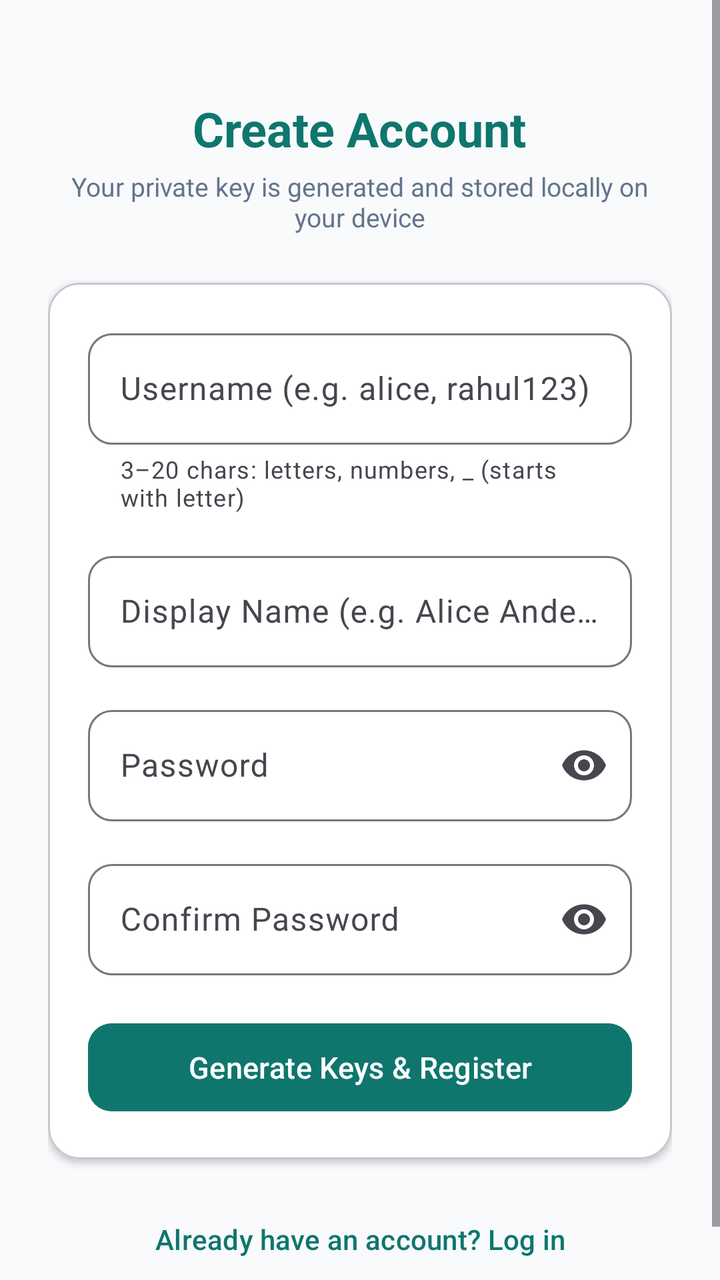
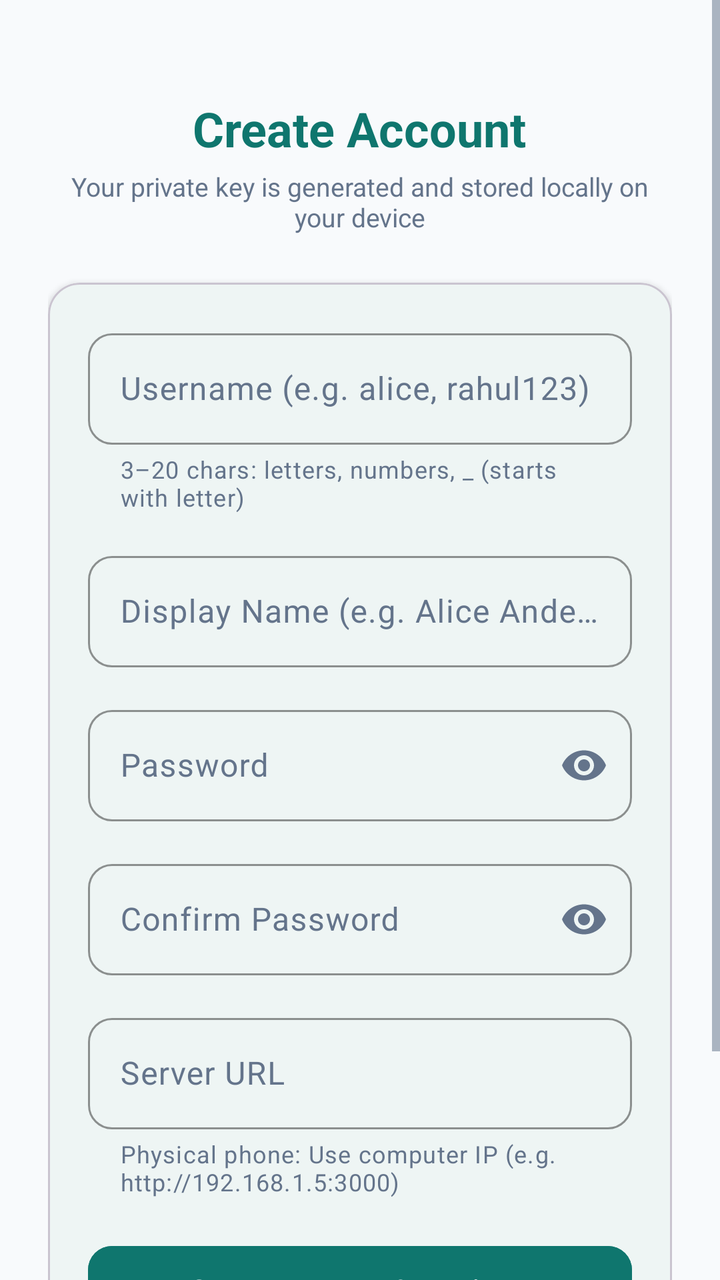

The first picture is an Android layout as it rendered before a commit; the second is the same layout after the commit. The layout source and the unified diff follow.
<!-- AndroidManifest.xml: application theme Theme.SimpleE2EEChat -->
<!-- res/layout/activity_register.xml -->
<?xml version="1.0" encoding="utf-8"?>
<ScrollView xmlns:android="http://schemas.android.com/apk/res/android"
    xmlns:app="http://schemas.android.com/apk/res-auto"
    android:layout_width="match_parent"
    android:layout_height="match_parent"
    android:fillViewport="true"
    android:background="@color/background_light">

    <LinearLayout
        android:layout_width="match_parent"
        android:layout_height="wrap_content"
        android:orientation="vertical"
        android:padding="24dp"
        android:gravity="center_horizontal">

        <TextView
            android:layout_width="wrap_content"
            android:layout_height="wrap_content"
            android:layout_marginTop="24dp"
            android:text="@string/register_title"
            android:textColor="@color/primary"
            android:textSize="24sp"
            android:textStyle="bold" />

        <TextView
            android:layout_width="wrap_content"
            android:layout_height="wrap_content"
            android:layout_marginTop="4dp"
            android:gravity="center"
            android:text="@string/register_subtitle"
            android:textColor="@color/text_secondary"
            android:textSize="13sp" />

        <com.google.android.material.card.MaterialCardView
            android:layout_width="match_parent"
            android:layout_height="wrap_content"
            android:layout_marginTop="24dp"
            app:cardCornerRadius="16dp"
            app:cardElevation="2dp"
            app:cardBackgroundColor="@color/surface_light">

            <LinearLayout
                android:layout_width="match_parent"
                android:layout_height="wrap_content"
                android:orientation="vertical"
                android:padding="20dp">

                
                <com.google.android.material.textfield.TextInputLayout
                    android:id="@+id/tilUsername"
                    android:layout_width="match_parent"
                    android:layout_height="wrap_content"
                    android:hint="@string/username_hint"
                    app:helperText="3–20 chars: letters, numbers, _ (starts with letter)"
                    app:boxBackgroundMode="outline"
                    app:boxCornerRadiusTopStart="12dp"
                    app:boxCornerRadiusTopEnd="12dp"
                    app:boxCornerRadiusBottomStart="12dp"
                    app:boxCornerRadiusBottomEnd="12dp">

                    <com.google.android.material.textfield.TextInputEditText
                        android:id="@+id/etUsername"
                        android:layout_width="match_parent"
                        android:layout_height="wrap_content"
                        android:inputType="textNoSuggestions"
                        android:maxLines="1" />
                </com.google.android.material.textfield.TextInputLayout>

                
                <com.google.android.material.textfield.TextInputLayout
                    android:id="@+id/tilDisplayName"
                    android:layout_width="match_parent"
                    android:layout_height="wrap_content"
                    android:layout_marginTop="16dp"
                    android:hint="@string/display_name_hint"
                    app:boxBackgroundMode="outline"
                    app:boxCornerRadiusTopStart="12dp"
                    app:boxCornerRadiusTopEnd="12dp"
                    app:boxCornerRadiusBottomStart="12dp"
                    app:boxCornerRadiusBottomEnd="12dp">

                    <com.google.android.material.textfield.TextInputEditText
                        android:id="@+id/etDisplayName"
                        android:layout_width="match_parent"
                        android:layout_height="wrap_content"
                        android:inputType="textPersonName"
                        android:maxLines="1" />
                </com.google.android.material.textfield.TextInputLayout>

                
                <com.google.android.material.textfield.TextInputLayout
                    android:id="@+id/tilPassword"
                    android:layout_width="match_parent"
                    android:layout_height="wrap_content"
                    android:layout_marginTop="16dp"
                    android:hint="@string/password_hint"
                    app:boxBackgroundMode="outline"
                    app:boxCornerRadiusTopStart="12dp"
                    app:boxCornerRadiusTopEnd="12dp"
                    app:boxCornerRadiusBottomStart="12dp"
                    app:boxCornerRadiusBottomEnd="12dp"
                    app:endIconMode="password_toggle">

                    <com.google.android.material.textfield.TextInputEditText
                        android:id="@+id/etPassword"
                        android:layout_width="match_parent"
                        android:layout_height="wrap_content"
                        android:inputType="textPassword"
                        android:maxLines="1" />
                </com.google.android.material.textfield.TextInputLayout>

                
                <com.google.android.material.textfield.TextInputLayout
                    android:id="@+id/tilConfirmPassword"
                    android:layout_width="match_parent"
                    android:layout_height="wrap_content"
                    android:layout_marginTop="16dp"
                    android:hint="@string/confirm_password_hint"
                    app:boxBackgroundMode="outline"
                    app:boxCornerRadiusTopStart="12dp"
                    app:boxCornerRadiusTopEnd="12dp"
                    app:boxCornerRadiusBottomStart="12dp"
                    app:boxCornerRadiusBottomEnd="12dp"
                    app:endIconMode="password_toggle">

                    <com.google.android.material.textfield.TextInputEditText
                        android:id="@+id/etConfirmPassword"
                        android:layout_width="match_parent"
                        android:layout_height="wrap_content"
                        android:inputType="textPassword"
                        android:maxLines="1" />
                </com.google.android.material.textfield.TextInputLayout>

                <TextView
                    android:id="@+id/tvError"
                    android:layout_width="match_parent"
                    android:layout_height="wrap_content"
                    android:layout_marginTop="12dp"
                    android:textColor="@color/error_red"
                    android:textSize="13sp"
                    android:visibility="gone" />

                
                <com.google.android.material.button.MaterialButton
                    android:id="@+id/btnRegister"
                    android:layout_width="match_parent"
                    android:layout_height="52dp"
                    android:layout_marginTop="20dp"
                    android:text="@string/register_button"
                    android:textSize="15sp"
                    app:cornerRadius="12dp"
                    android:backgroundTint="@color/primary" />

                <ProgressBar
                    android:id="@+id/progressLoading"
                    android:layout_width="wrap_content"
                    android:layout_height="wrap_content"
                    android:layout_gravity="center_horizontal"
                    android:layout_marginTop="16dp"
                    android:indeterminateTint="@color/primary"
                    android:visibility="gone" />

            </LinearLayout>
        </com.google.android.material.card.MaterialCardView>

        <com.google.android.material.button.MaterialButton
            android:id="@+id/btnGoLogin"
            style="@style/Widget.Material3.Button.TextButton"
            android:layout_width="wrap_content"
            android:layout_height="wrap_content"
            android:layout_marginTop="16dp"
            android:text="@string/have_account"
            android:textColor="@color/primary" />

    </LinearLayout>
</ScrollView>
<!-- resources referenced by this layout -->
<resources>
  <color name="background_light">#F8FAFC</color>
  <color name="error_red">#EF4444</color>
  <color name="primary">#0F766E</color>
  <color name="surface_light">#FFFFFF</color>
  <color name="text_secondary">#64748B</color>
  <string name="confirm_password_hint">Confirm Password</string>
  <string name="display_name_hint">Display Name (e.g. Alice Anderson)</string>
  <string name="have_account">Already have an account? Log in</string>
  <string name="password_hint">Password</string>
  <string name="register_button">Generate Keys &amp; Register</string>
  <string name="register_subtitle">Your private key is generated and stored locally on your device</string>
  <string name="register_title">Create Account</string>
  <string name="username_hint">Username (e.g. alice, rahul123)</string>
  <style name="Theme.SimpleE2EEChat" parent="Theme.Material3.DayNight.NoActionBar">
          <item name="colorPrimary">@color/primary</item>
          <item name="colorOnPrimary">@color/on_primary</item>
          <item name="colorSecondary">@color/secondary</item>
          <item name="android:statusBarColor">@color/surface_light</item>
          <item name="android:windowLightStatusBar">true</item>
          <item name="android:windowBackground">@color/background_light</item>
      </style>
  <color name="on_primary">#FFFFFF</color>
  <color name="secondary">#0369A1</color>
</resources>

<!-- the commit's change to res/layout/activity_register.xml (unified diff, before → after) -->
@@ -51,19 +51,25 @@
                     android:layout_width="match_parent"
                     android:layout_height="wrap_content"
                     android:hint="@string/username_hint"
+                    android:textColorHint="@color/text_secondary"
                     app:helperText="3–20 chars: letters, numbers, _ (starts with letter)"
-                    app:boxBackgroundMode="outline"
-                    app:boxCornerRadiusTopStart="12dp"
-                    app:boxCornerRadiusTopEnd="12dp"
-                    app:boxCornerRadiusBottomStart="12dp"
-                    app:boxCornerRadiusBottomEnd="12dp">
+                    app:helperTextTextColor="@color/text_secondary"
+                    app:boxBackgroundMode="outline"
+                    app:boxCornerRadiusTopStart="12dp"
+                    app:boxCornerRadiusTopEnd="12dp"
+                    app:boxCornerRadiusBottomStart="12dp"
+                    app:boxCornerRadiusBottomEnd="12dp"
+                    app:boxStrokeColor="@color/primary"
+                    app:hintTextColor="@color/primary">
 
                     <com.google.android.material.textfield.TextInputEditText
                         android:id="@+id/etUsername"
                         android:layout_width="match_parent"
                         android:layout_height="wrap_content"
                         android:inputType="textNoSuggestions"
-                        android:maxLines="1" />
+                        android:maxLines="1"
+                        android:textColor="@color/text_primary"
+                        android:textColorHint="@color/text_muted" />
                 </com.google.android.material.textfield.TextInputLayout>
 
                 
@@ -73,18 +79,23 @@
                     android:layout_height="wrap_content"
                     android:layout_marginTop="16dp"
                     android:hint="@string/display_name_hint"
-                    app:boxBackgroundMode="outline"
-                    app:boxCornerRadiusTopStart="12dp"
-                    app:boxCornerRadiusTopEnd="12dp"
-                    app:boxCornerRadiusBottomStart="12dp"
-                    app:boxCornerRadiusBottomEnd="12dp">
+                    android:textColorHint="@color/text_secondary"
+                    app:boxBackgroundMode="outline"
+                    app:boxCornerRadiusTopStart="12dp"
+                    app:boxCornerRadiusTopEnd="12dp"
+                    app:boxCornerRadiusBottomStart="12dp"
+                    app:boxCornerRadiusBottomEnd="12dp"
+                    app:boxStrokeColor="@color/primary"
+                    app:hintTextColor="@color/primary">
 
                     <com.google.android.material.textfield.TextInputEditText
                         android:id="@+id/etDisplayName"
                         android:layout_width="match_parent"
                         android:layout_height="wrap_content"
                         android:inputType="textPersonName"
-                        android:maxLines="1" />
+                        android:maxLines="1"
+                        android:textColor="@color/text_primary"
+                        android:textColorHint="@color/text_muted" />
                 </com.google.android.material.textfield.TextInputLayout>
 
                 
@@ -94,19 +105,25 @@
                     android:layout_height="wrap_content"
                     android:layout_marginTop="16dp"
                     android:hint="@string/password_hint"
-                    app:boxBackgroundMode="outline"
-                    app:boxCornerRadiusTopStart="12dp"
-                    app:boxCornerRadiusTopEnd="12dp"
-                    app:boxCornerRadiusBottomStart="12dp"
-                    app:boxCornerRadiusBottomEnd="12dp"
-                    app:endIconMode="password_toggle">
+                    android:textColorHint="@color/text_secondary"
+                    app:boxBackgroundMode="outline"
+                    app:boxCornerRadiusTopStart="12dp"
+                    app:boxCornerRadiusTopEnd="12dp"
+                    app:boxCornerRadiusBottomStart="12dp"
+                    app:boxCornerRadiusBottomEnd="12dp"
+                    app:boxStrokeColor="@color/primary"
+                    app:hintTextColor="@color/primary"
+                    app:endIconMode="password_toggle"
+                    app:endIconTint="@color/text_secondary">
 
                     <com.google.android.material.textfield.TextInputEditText
                         android:id="@+id/etPassword"
                         android:layout_width="match_parent"
                         android:layout_height="wrap_content"
                         android:inputType="textPassword"
-                        android:maxLines="1" />
+                        android:maxLines="1"
+                        android:textColor="@color/text_primary"
+                        android:textColorHint="@color/text_muted" />
                 </com.google.android.material.textfield.TextInputLayout>
 
                 
@@ -116,19 +133,54 @@
                     android:layout_height="wrap_content"
                     android:layout_marginTop="16dp"
                     android:hint="@string/confirm_password_hint"
-                    app:boxBackgroundMode="outline"
-                    app:boxCornerRadiusTopStart="12dp"
-                    app:boxCornerRadiusTopEnd="12dp"
-                    app:boxCornerRadiusBottomStart="12dp"
-                    app:boxCornerRadiusBottomEnd="12dp"
-                    app:endIconMode="password_toggle">
+                    android:textColorHint="@color/text_secondary"
+                    app:boxBackgroundMode="outline"
+                    app:boxCornerRadiusTopStart="12dp"
+                    app:boxCornerRadiusTopEnd="12dp"
+                    app:boxCornerRadiusBottomStart="12dp"
+                    app:boxCornerRadiusBottomEnd="12dp"
+                    app:boxStrokeColor="@color/primary"
+                    app:hintTextColor="@color/primary"
+                    app:endIconMode="password_toggle"
+                    app:endIconTint="@color/text_secondary">
 
                     <com.google.android.material.textfield.TextInputEditText
                         android:id="@+id/etConfirmPassword"
                         android:layout_width="match_parent"
                         android:layout_height="wrap_content"
                         android:inputType="textPassword"
-                        android:maxLines="1" />
+                        android:maxLines="1"
+                        android:textColor="@color/text_primary"
+                        android:textColorHint="@color/text_muted" />
+                </com.google.android.material.textfield.TextInputLayout>
+
+                
+                <com.google.android.material.textfield.TextInputLayout
+                    android:id="@+id/tilServerUrl"
+                    android:layout_width="match_parent"
+                    android:layout_height="wrap_content"
+                    android:layout_marginTop="16dp"
+                    android:hint="Server URL"
+                    android:textColorHint="@color/text_secondary"
+                    app:boxBackgroundMode="outline"
+                    app:boxCornerRadiusTopStart="12dp"
+                    app:boxCornerRadiusTopEnd="12dp"
+                    app:boxCornerRadiusBottomStart="12dp"
+                    app:boxCornerRadiusBottomEnd="12dp"
+                    app:boxStrokeColor="@color/primary"
+                    app:hintTextColor="@color/primary"
+                    app:helperText="Physical phone: Use computer IP (e.g. http://192.168.1.5:3000)"
+                    app:helperTextTextColor="@color/text_secondary"
+                    app:helperTextEnabled="true">
+
+                    <com.google.android.material.textfield.TextInputEditText
+                        android:id="@+id/etServerUrl"
+                        android:layout_width="match_parent"
+                        android:layout_height="wrap_content"
+                        android:inputType="textUri"
+                        android:maxLines="1"
+                        android:textColor="@color/text_primary"
+                        android:textColorHint="@color/text_muted" />
                 </com.google.android.material.textfield.TextInputLayout>
 
                 <TextView
<!-- resource entries referenced after the edit -->
@@ -4,6 +4,8 @@
   <color name="error_red">#EF4444</color>
   <color name="primary">#0F766E</color>
   <color name="surface_light">#FFFFFF</color>
+  <color name="text_muted">#94A3B8</color>
+  <color name="text_primary">#0F172A</color>
   <color name="text_secondary">#64748B</color>
   <string name="confirm_password_hint">Confirm Password</string>
   <string name="display_name_hint">Display Name (e.g. Alice Anderson)</string>
@@ -13,15 +15,33 @@
   <string name="register_subtitle">Your private key is generated and stored locally on your device</string>
   <string name="register_title">Create Account</string>
   <string name="username_hint">Username (e.g. alice, rahul123)</string>
-  <style name="Theme.SimpleE2EEChat" parent="Theme.Material3.DayNight.NoActionBar">
+  <style name="Theme.SimpleE2EEChat" parent="Theme.Material3.Light.NoActionBar">
           <item name="colorPrimary">@color/primary</item>
           <item name="colorOnPrimary">@color/on_primary</item>
+          <item name="colorPrimaryContainer">@color/primary_container</item>
           <item name="colorSecondary">@color/secondary</item>
+  
+          
+          <item name="colorSurface">@color/surface_light</item>
+          <item name="colorOnSurface">@color/text_primary</item>
+          <item name="colorOnSurfaceVariant">@color/text_secondary</item>
+          <item name="colorOutline">@color/tick_grey</item>
+  
+          
+          <item name="android:textColor">@color/text_primary</item>
+          <item name="android:textColorPrimary">@color/text_primary</item>
+          <item name="android:textColorSecondary">@color/text_secondary</item>
+          <item name="android:textColorHint">@color/text_muted</item>
+          <item name="android:editTextColor">@color/text_primary</item>
+          <item name="editTextColor">@color/text_primary</item>
+  
           <item name="android:statusBarColor">@color/surface_light</item>
           <item name="android:windowLightStatusBar">true</item>
           <item name="android:windowBackground">@color/background_light</item>
       </style>
   <color name="on_primary">#FFFFFF</color>
+  <color name="primary_container">#CCFBF1</color>
   <color name="secondary">#0369A1</color>
+  <color name="tick_grey">#94A3B8</color>
 </resources>
 
